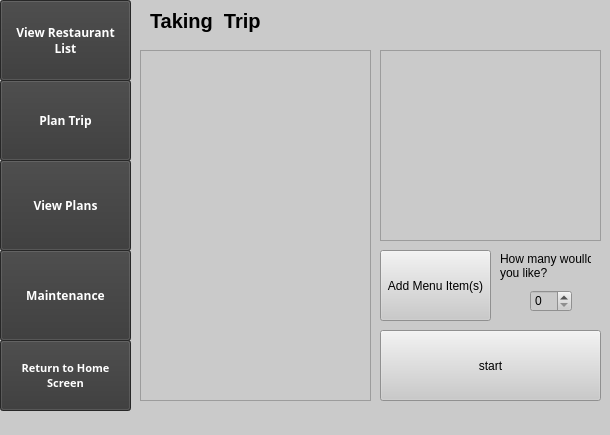
Before: the Qt Designer form FastFoodFinder/mainwindow.ui in annaali1/CS1DProject1, drawn with Qt 5.
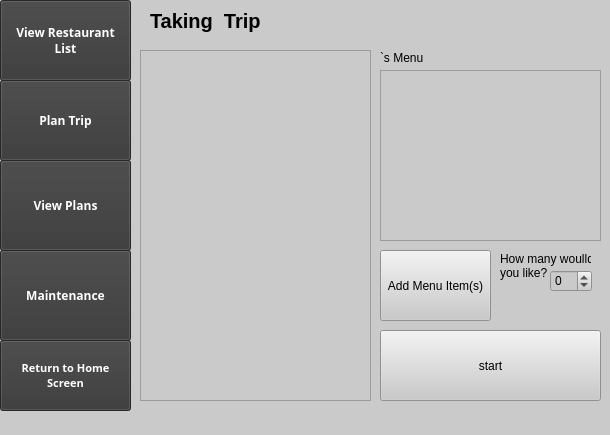
After: the same form once the commit is applied. The open tabs and pages were chosen to show the change.

Diff of the .ui file:
```diff
--- a/FastFoodFinder/mainwindow.ui
+++ b/FastFoodFinder/mainwindow.ui
@@ -148,6 +148,15 @@
        </color>
       </brush>
      </colorrole>
+     <colorrole role="PlaceholderText">
+      <brush brushstyle="NoBrush">
+       <color alpha="128">
+        <red>255</red>
+        <green>255</green>
+        <blue>255</blue>
+       </color>
+      </brush>
+     </colorrole>
     </active>
     <inactive>
      <colorrole role="WindowText">
@@ -285,6 +294,15 @@
        </color>
       </brush>
      </colorrole>
+     <colorrole role="PlaceholderText">
+      <brush brushstyle="NoBrush">
+       <color alpha="128">
+        <red>255</red>
+        <green>255</green>
+        <blue>255</blue>
+       </color>
+      </brush>
+     </colorrole>
     </inactive>
     <disabled>
      <colorrole role="WindowText">
@@ -422,6 +440,15 @@
        </color>
       </brush>
      </colorrole>
+     <colorrole role="PlaceholderText">
+      <brush brushstyle="NoBrush">
+       <color alpha="128">
+        <red>255</red>
+        <green>255</green>
+        <blue>255</blue>
+       </color>
+      </brush>
+     </colorrole>
     </disabled>
    </palette>
   </property>
@@ -976,12 +1003,21 @@
      <widget class="QSpinBox" name="menuQty">
       <property name="geometry">
        <rect>
-        <x>400</x>
-        <y>290</y>
+        <x>420</x>
+        <y>270</y>
         <width>42</width>
         <height>22</height>
        </rect>
       </property>
+      <property name="minimumSize">
+       <size>
+        <width>42</width>
+        <height>22</height>
+       </size>
+      </property>
+      <property name="wrapping">
+       <bool>true</bool>
+      </property>
      </widget>
      <widget class="QLabel" name="takingTripLabel">
       <property name="geometry">
@@ -1031,12 +1067,33 @@
       <property name="geometry">
        <rect>
         <x>250</x>
-        <y>50</y>
+        <y>70</y>
         <width>221</width>
-        <height>191</height>
+        <height>171</height>
        </rect>
       </property>
      </widget>
+     <widget class="QLabel" name="restaurantNameTrip">
+      <property name="geometry">
+       <rect>
+        <x>250</x>
+        <y>50</y>
+        <width>131</width>
+        <height>16</height>
+       </rect>
+      </property>
+      <property name="text">
+       <string>&lt;restaurant&gt;`s Menu</string>
+      </property>
+     </widget>
+     <zorder>startTrip</zorder>
+     <zorder>addMenuItemTrip</zorder>
+     <zorder>takingTripLabel</zorder>
+     <zorder>qtyLabel</zorder>
+     <zorder>tripPlanList</zorder>
+     <zorder>menuTripList</zorder>
+     <zorder>menuQty</zorder>
+     <zorder>restaurantNameTrip</zorder>
     </widget>
     <widget class="QWidget" name="finishedTripPage">
      <widget class="QLabel" name="thanksLabel">
```
Left out of the diff: 33 changed lines with no effect on the pictures.
